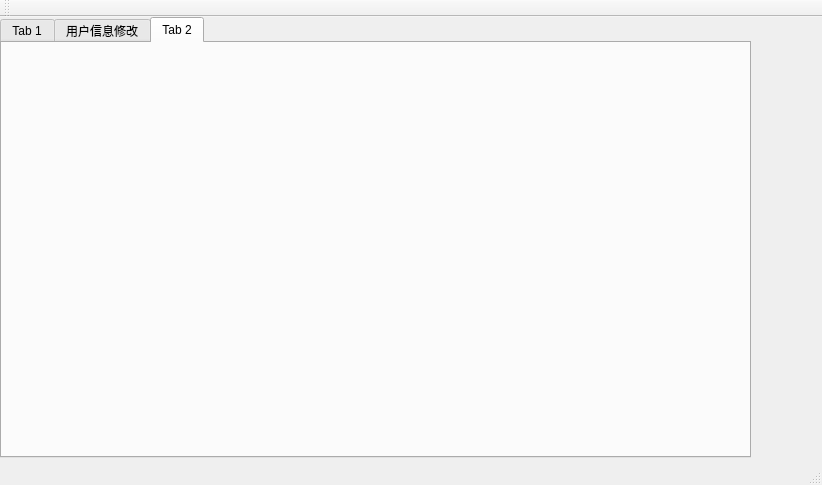
TommyLee96/flight-management, file mainwindow.ui: the form before one commit.
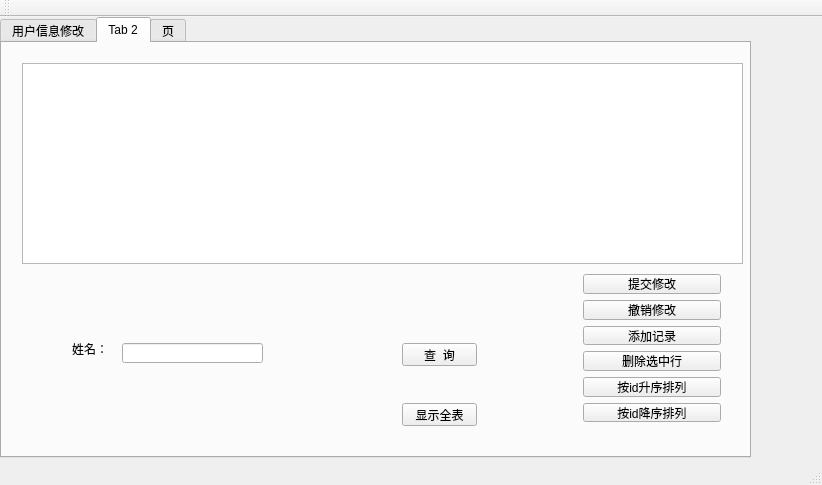
The form after the commit. The open tabs and pages were chosen to show the change.

Diff of the .ui file:
```diff
--- a/mainwindow.ui
+++ b/mainwindow.ui
@@ -26,11 +26,6 @@
     <property name="currentIndex">
      <number>1</number>
     </property>
-    <widget class="QWidget" name="tab">
-     <attribute name="title">
-      <string>Tab 1</string>
-     </attribute>
-    </widget>
     <widget class="QWidget" name="tab_3">
      <attribute name="title">
       <string>用户信息修改</string>
@@ -152,6 +147,124 @@
     <widget class="QWidget" name="tab_2">
      <attribute name="title">
       <string>Tab 2</string>
+     </attribute>
+     <widget class="QTableView" name="tableView_2">
+      <property name="geometry">
+       <rect>
+        <x>20</x>
+        <y>20</y>
+        <width>721</width>
+        <height>201</height>
+       </rect>
+      </property>
+     </widget>
+     <widget class="QWidget" name="verticalLayoutWidget_2">
+      <property name="geometry">
+       <rect>
+        <x>570</x>
+        <y>220</y>
+        <width>160</width>
+        <height>170</height>
+       </rect>
+      </property>
+      <layout class="QVBoxLayout" name="verticalLayout_2">
+       <item>
+        <widget class="QPushButton" name="pushButton_9">
+         <property name="text">
+          <string>提交修改</string>
+         </property>
+        </widget>
+       </item>
+       <item>
+        <widget class="QPushButton" name="pushButton_10">
+         <property name="text">
+          <string>撤销修改</string>
+         </property>
+        </widget>
+       </item>
+       <item>
+        <widget class="QPushButton" name="pushButton_11">
+         <property name="text">
+          <string>添加记录</string>
+         </property>
+        </widget>
+       </item>
+       <item>
+        <widget class="QPushButton" name="pushButton_12">
+         <property name="text">
+          <string>删除选中行</string>
+         </property>
+        </widget>
+       </item>
+       <item>
+        <widget class="QPushButton" name="pushButton_13">
+         <property name="text">
+          <string>按id升序排列</string>
+         </property>
+        </widget>
+       </item>
+       <item>
+        <widget class="QPushButton" name="pushButton_14">
+         <property name="text">
+          <string>按id降序排列</string>
+         </property>
+        </widget>
+       </item>
+      </layout>
+     </widget>
+     <widget class="QPushButton" name="pushButton_15">
+      <property name="geometry">
+       <rect>
+        <x>400</x>
+        <y>300</y>
+        <width>75</width>
+        <height>23</height>
+       </rect>
+      </property>
+      <property name="text">
+       <string>查  询</string>
+      </property>
+     </widget>
+     <widget class="QPushButton" name="pushButton_16">
+      <property name="geometry">
+       <rect>
+        <x>400</x>
+        <y>360</y>
+        <width>75</width>
+        <height>23</height>
+       </rect>
+      </property>
+      <property name="text">
+       <string>显示全表</string>
+      </property>
+     </widget>
+     <widget class="QLineEdit" name="lineEdit_2">
+      <property name="geometry">
+       <rect>
+        <x>120</x>
+        <y>300</y>
+        <width>141</width>
+        <height>20</height>
+       </rect>
+      </property>
+     </widget>
+     <widget class="QLabel" name="label_2">
+      <property name="geometry">
+       <rect>
+        <x>70</x>
+        <y>300</y>
+        <width>54</width>
+        <height>12</height>
+       </rect>
+      </property>
+      <property name="text">
+       <string>姓名：</string>
+      </property>
+     </widget>
+    </widget>
+    <widget class="QWidget" name="tab">
+     <attribute name="title">
+      <string>页</string>
      </attribute>
     </widget>
    </widget>
```
